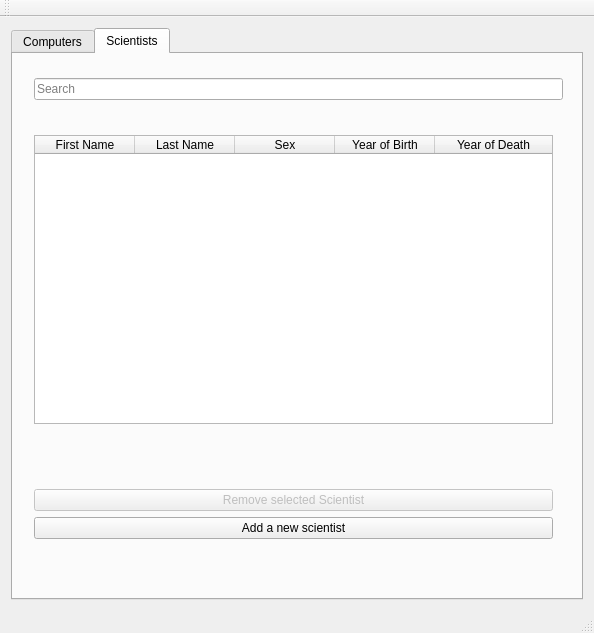
The window that vika3/week3/mainwindow.ui (axelboga/hopur32) describes before a commit, drawn with Qt 5.
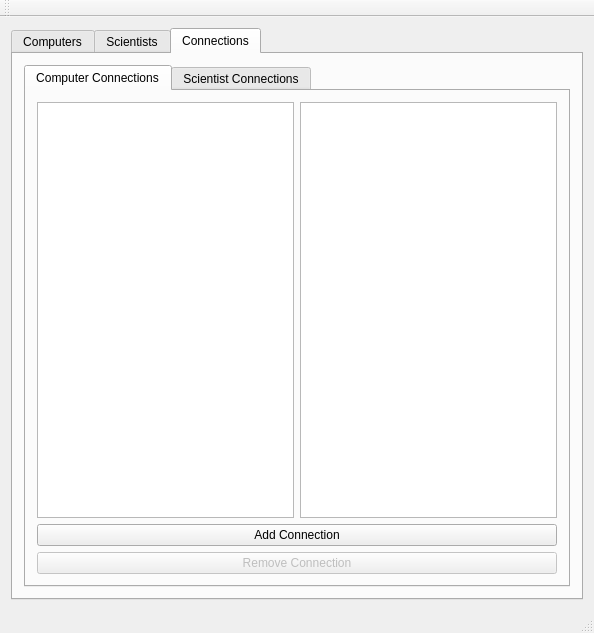
The same window after the commit.

Commit message: Connection tab

What changed in the file:
```diff
--- a/vika3/week3/mainwindow.ui
+++ b/vika3/week3/mainwindow.ui
@@ -21,7 +21,7 @@
        <enum>QTabWidget::Rounded</enum>
       </property>
       <property name="currentIndex">
-       <number>1</number>
+       <number>2</number>
       </property>
       <property name="tabsClosable">
        <bool>false</bool>
@@ -126,15 +126,8 @@
        <attribute name="title">
         <string>Scientists</string>
        </attribute>
-       <widget class="QWidget" name="verticalLayoutWidget_5">
-        <property name="geometry">
-         <rect>
-          <x>10</x>
-          <y>10</y>
-          <width>551</width>
-          <height>51</height>
-         </rect>
-        </property>
+       <layout class="QVBoxLayout" name="verticalLayout_21">
+        <item>
         <layout class="QVBoxLayout" name="verticalLayout_7">
          <item>
           <widget class="QLineEdit" name="input_filter_scientists">
@@ -144,16 +137,8 @@
           </widget>
          </item>
         </layout>
-       </widget>
-       <widget class="QWidget" name="verticalLayoutWidget_6">
-        <property name="geometry">
-         <rect>
-          <x>10</x>
-          <y>70</y>
-          <width>541</width>
-          <height>311</height>
-         </rect>
-        </property>
+        </item>
+        <item>
         <layout class="QVBoxLayout" name="verticalLayout_8">
          <item>
           <widget class="QTableWidget" name="table_scientists">
@@ -197,16 +182,8 @@
           </widget>
          </item>
         </layout>
-       </widget>
-       <widget class="QWidget" name="verticalLayoutWidget_7">
-        <property name="geometry">
-         <rect>
-          <x>10</x>
-          <y>400</y>
-          <width>541</width>
-          <height>121</height>
-         </rect>
-        </property>
+        </item>
+        <item>
         <layout class="QVBoxLayout" name="verticalLayout_9">
          <item>
           <layout class="QVBoxLayout" name="verticalLayout_10">
@@ -230,7 +207,121 @@
           </layout>
          </item>
         </layout>
-       </widget>
+        </item>
+       </layout>
+      </widget>
+      <widget class="QWidget" name="tab_connections">
+       <property name="accessibleName">
+        <string/>
+       </property>
+       <attribute name="title">
+        <string>Connections</string>
+       </attribute>
+       <layout class="QVBoxLayout" name="verticalLayout_18">
+        <item>
+         <layout class="QVBoxLayout" name="verticalLayout_11">
+          <item>
+           <widget class="QTabWidget" name="connections_tabs">
+            <property name="currentIndex">
+             <number>0</number>
+            </property>
+            <widget class="QWidget" name="tab_computer_connections">
+             <attribute name="title">
+              <string>Computer Connections</string>
+             </attribute>
+             <layout class="QVBoxLayout" name="verticalLayout_20">
+              <item>
+               <layout class="QVBoxLayout" name="verticalLayout_12">
+                <item>
+                 <layout class="QHBoxLayout" name="horizontalLayout">
+                  <item>
+                   <widget class="QListWidget" name="computer_list_computer_connections"/>
+                  </item>
+                  <item>
+                   <widget class="QListWidget" name="scientist_list_computer_connections"/>
+                  </item>
+                 </layout>
+                </item>
+               </layout>
+              </item>
+              <item>
+               <layout class="QVBoxLayout" name="verticalLayout_13">
+                <item>
+                 <layout class="QVBoxLayout" name="verticalLayout_14">
+                  <item>
+                   <widget class="QPushButton" name="button_add_computer_connection">
+                    <property name="text">
+                     <string>Add Connection</string>
+                    </property>
+                   </widget>
+                  </item>
+                  <item>
+                   <widget class="QPushButton" name="button_remove_computer_connection">
+                    <property name="enabled">
+                     <bool>false</bool>
+                    </property>
+                    <property name="text">
+                     <string>Remove Connection</string>
+                    </property>
+                   </widget>
+                  </item>
+                 </layout>
+                </item>
+               </layout>
+              </item>
+             </layout>
+            </widget>
+            <widget class="QWidget" name="tab_scientist_connections">
+             <attribute name="title">
+              <string>Scientist Connections</string>
+             </attribute>
+             <layout class="QVBoxLayout" name="verticalLayout_19">
+              <item>
+               <layout class="QVBoxLayout" name="verticalLayout_15">
+                <item>
+                 <layout class="QHBoxLayout" name="horizontalLayout_2">
+                  <item>
+                   <widget class="QListWidget" name="scientist_list_scientist_connections"/>
+                  </item>
+                  <item>
+                   <widget class="QListWidget" name="computer_list_scientist_connections"/>
+                  </item>
+                 </layout>
+                </item>
+               </layout>
+              </item>
+              <item>
+               <layout class="QVBoxLayout" name="verticalLayout_16">
+                <item>
+                 <layout class="QVBoxLayout" name="verticalLayout_17">
+                  <item>
+                   <widget class="QPushButton" name="button_add_scientist_connection">
+                    <property name="text">
+                     <string>Add Connection</string>
+                    </property>
+                   </widget>
+                  </item>
+                  <item>
+                   <widget class="QPushButton" name="button_remove_scientist_connection">
+                    <property name="enabled">
+                     <bool>false</bool>
+                    </property>
+                    <property name="text">
+                     <string>Remove Connection</string>
+                    </property>
+                   </widget>
+                  </item>
+                 </layout>
+                </item>
+               </layout>
+              </item>
+             </layout>
+            </widget>
+           </widget>
+          </item>
+         </layout>
+        </item>
+       </layout>
       </widget>
      </widget>
     </item>
```
Left out of the diff: 2 changed lines with no effect on the pictures. Lines whose indentation alone changed are shown as unchanged.
